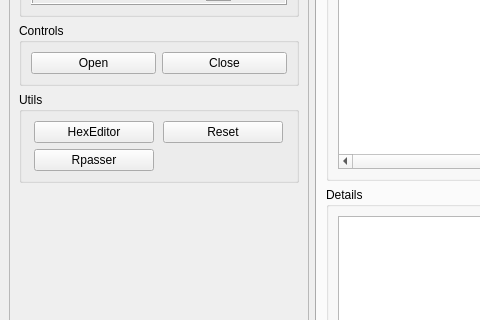
First picture: the form in src/ui/mainwindow.ui, repository mentebinaria/elfparser-ng, before the edit; both pictures show x 0 to 480 and y 122 to 442 of the 947 by 569 pixel window.
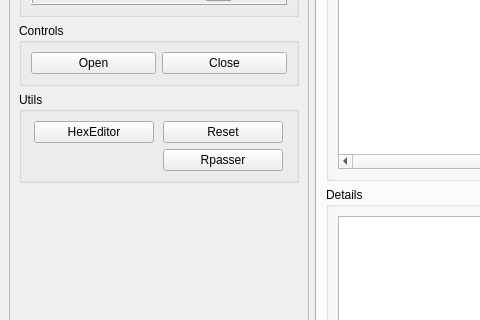
Second picture: the form after the edit. Icons and pictures are not drawn.

Commit message: [UPD] new feature hex editor, and go back window elfparser when exit hex editor

Patch:
```diff
--- a/src/ui/mainwindow.ui
+++ b/src/ui/mainwindow.ui
@@ -138,7 +138,7 @@
             </property>
            </widget>
           </item>
-          <item row="1" column="1">
+          <item row="1" column="2">
            <widget class="QPushButton" name="rpasserButton">
             <property name="text">
              <string>Rpasser</string>
```
Left out of the diff: 17 changed lines with no effect on the pictures. The commit also changes 3 other files.
